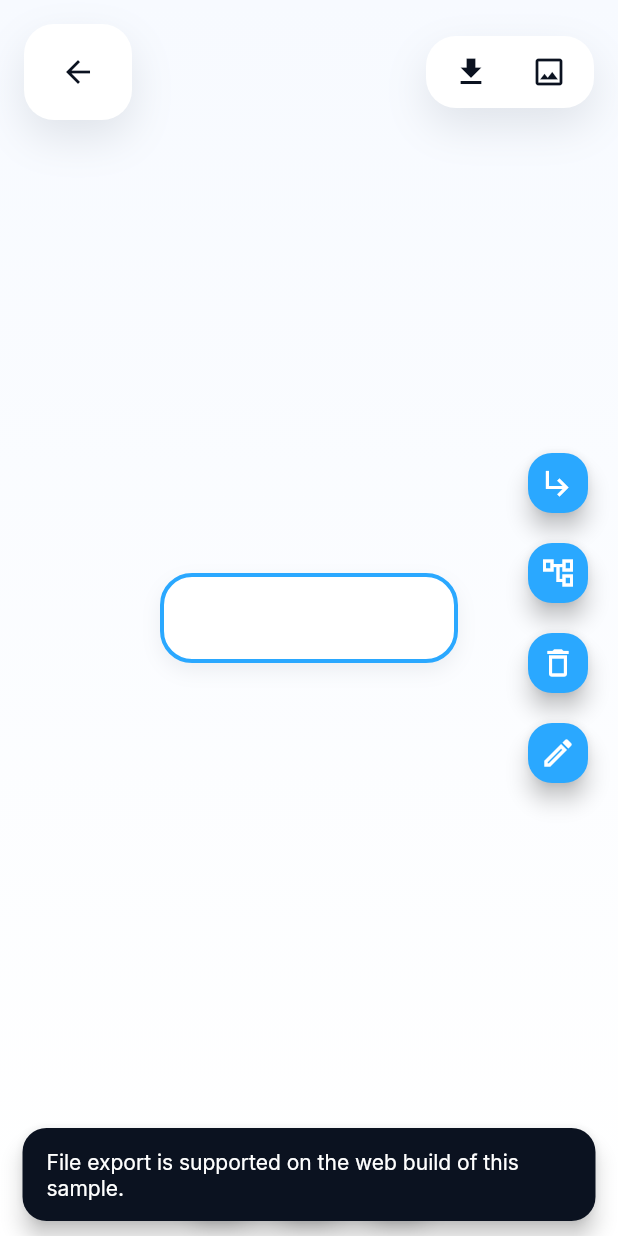
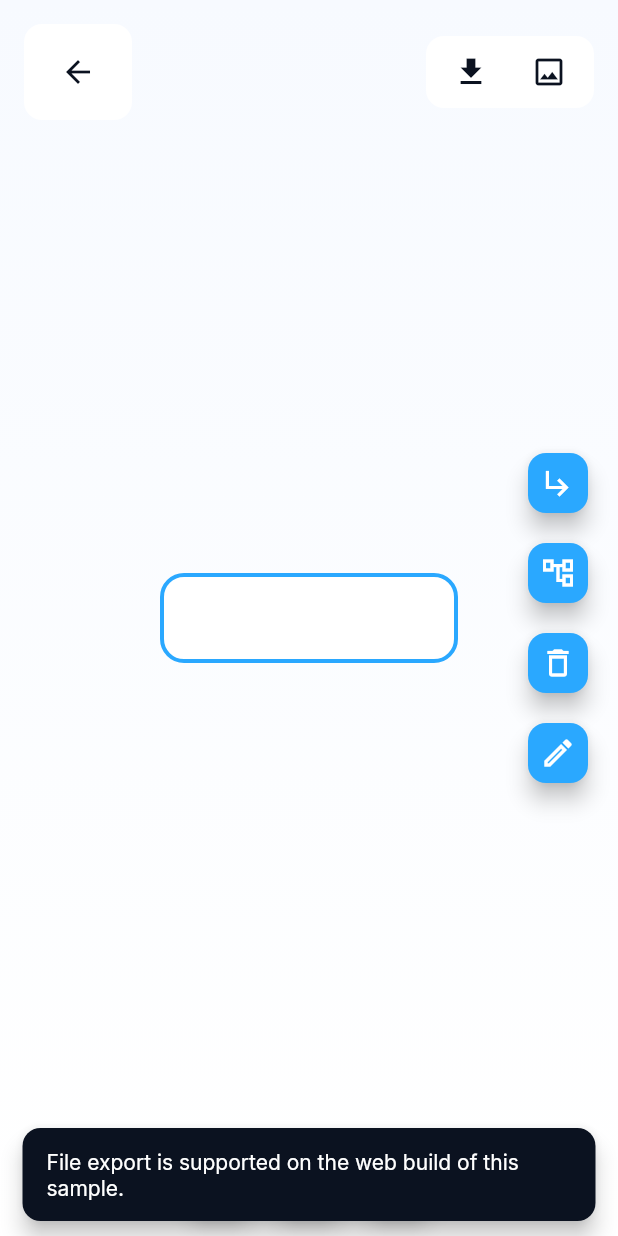
Before and after one commit to twilker/mindmap, a Flutter app: the MindMapEditorPage screen opened directly with empty values, after a tap on the "file download" icon, on a phone screen of 412 x 824 dp. Run offline on Flutter 3.47's test engine with Material 3 defaults, Android fonts, the phone set to English and light mode, and no system bars; our stand-ins replace file_picker, flutter_riverpod, flutter_svg, google_fonts, hive_flutter; missing offline and left inert: universal_html; accounts and stored records are empty.

Commit message:
Refine MindKite theming for flatter aesthetic

```diff
--- a/lib/src/screens/mind_map_editor_page.dart
+++ b/lib/src/screens/mind_map_editor_page.dart
@@ -190,20 +190,9 @@ class _MindMapEditorPageState extends ConsumerState<MindMapEditorPage> {
 
   Widget _buildHeader(String mapName, {required bool showName}) {
     final theme = Theme.of(context);
-    return Container(
-      decoration: BoxDecoration(
-        borderRadius: BorderRadius.circular(20),
-        boxShadow: [
-          BoxShadow(
-            color: AppColors.graphSlate.withOpacity(0.12),
-            blurRadius: 24,
-            offset: const Offset(0, 12),
-          ),
-        ],
-      ),
-      child: Material(
+    return Material(
       color: theme.colorScheme.surface,
-        borderRadius: BorderRadius.circular(20),
+      borderRadius: BorderRadius.circular(appCornerRadius),
       child: Padding(
         padding: const EdgeInsets.symmetric(horizontal: 12, vertical: 8),
         child: Row(
@@ -232,26 +221,14 @@ class _MindMapEditorPageState extends ConsumerState<MindMapEditorPage> {
           ],
         ),
       ),
-      ),
     );
   }
 
   Widget _buildToolbar() {
     final theme = Theme.of(context);
-    return Container(
-      decoration: BoxDecoration(
-        borderRadius: BorderRadius.circular(20),
-        boxShadow: [
-          BoxShadow(
-            color: AppColors.graphSlate.withOpacity(0.12),
-            blurRadius: 24,
-            offset: const Offset(0, 12),
-          ),
-        ],
-      ),
-      child: Material(
+    return Material(
       color: theme.colorScheme.surface,
-        borderRadius: BorderRadius.circular(20),
+      borderRadius: BorderRadius.circular(appCornerRadius),
       child: Padding(
         padding: const EdgeInsets.symmetric(horizontal: 6),
         child: Wrap(
@@ -270,7 +247,6 @@ class _MindMapEditorPageState extends ConsumerState<MindMapEditorPage> {
               onPressed: _exportSvg,
             ),
           ],
-          ),
         ),
       ),
     );
@@ -404,7 +380,9 @@ class _MindMapEditorPageState extends ConsumerState<MindMapEditorPage> {
       backgroundColor: backgroundColor,
       foregroundColor: foregroundColor,
       tooltip: tooltip,
-      shape: RoundedRectangleBorder(borderRadius: BorderRadius.circular(16)),
+      shape: RoundedRectangleBorder(
+        borderRadius: BorderRadius.circular(appCornerRadius),
+      ),
       child: Icon(icon),
     );
   }
--- a/lib/src/utils/constants.dart
+++ b/lib/src/utils/constants.dart
@@ -1,5 +1,7 @@
 import 'package:flutter/material.dart';
 import '../theme/app_colors.dart';
+
+const double appCornerRadius = 12;
 
 const double nodeMaxWidth = 240;
 const double nodeMinWidth = 80;
--- a/lib/src/widgets/node_card.dart
+++ b/lib/src/widgets/node_card.dart
@@ -303,8 +303,7 @@ class _MindMapNodeCardState extends ConsumerState<MindMapNodeCard> {
     final theme = Theme.of(context);
     final borderColor = widget.isSelected
         ? widget.accentColor
-        : theme.colorScheme.primary.withOpacity(0.14);
-    final shadowColor = AppColors.graphSlate.withOpacity(0.08);
+        : AppColors.graphSlate.withOpacity(0.16);
     final backgroundColor = theme.colorScheme.surface;
     final isTouchOnly = _isTouchOnlyDevice();
     final ignoreTextInput = isTouchOnly && !_focusNode.hasFocus;
@@ -319,20 +318,13 @@ class _MindMapNodeCardState extends ConsumerState<MindMapNodeCard> {
           DecoratedBox(
             decoration: BoxDecoration(
               color: backgroundColor,
-              borderRadius: BorderRadius.circular(16),
+              borderRadius: BorderRadius.circular(appCornerRadius),
               border: Border.all(
                 color: borderColor,
                 width: widget.isSelected
                     ? nodeSelectedBorderWidth
                     : nodeBorderWidth,
               ),
-              boxShadow: [
-                BoxShadow(
-                  color: shadowColor,
-                  blurRadius: 8,
-                  offset: const Offset(0, 4),
-                ),
-              ],
             ),
             child: Padding(
               padding: const EdgeInsets.symmetric(
@@ -350,7 +342,7 @@ class _MindMapNodeCardState extends ConsumerState<MindMapNodeCard> {
                   minLines: null,
                   keyboardType: TextInputType.multiline,
                   textAlign: TextAlign.center,
-                  style: textStyle.copyWith(color: theme.colorScheme.onSurface),
+                  style: textStyle,
                   decoration: const InputDecoration(
                     border: InputBorder.none,
                     isCollapsed: true,
```
Also changed, not shown: lib/src/screens/map_overview_page.dart (+12 -40 lines), lib/src/theme/app_theme.dart (+19 -12 lines), lib/src/widgets/brand_loading_screen.dart (+6 -16 lines). Lines whose indentation alone changed are shown as unchanged.
